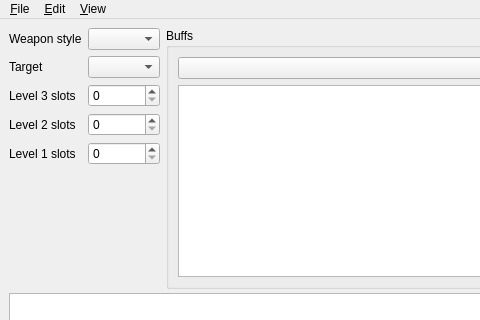
This is app/src/gui/MainWindow.ui in GuB-42/mh-dps-calculator as Qt 5 draws it before an edit; both pictures show x 0 to 480 and y 0 to 320 of the 1000 by 750 pixel window. The edited form follows.
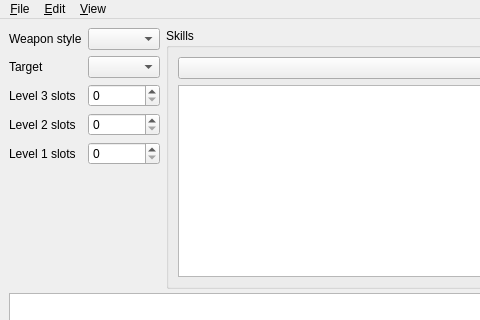
This is the edited form. Custom widgets are drawn as their Qt base class.

The edit to the form file:
```diff
--- a/app/src/gui/MainWindow.ui
+++ b/app/src/gui/MainWindow.ui
@@ -85,7 +85,7 @@
         <item>
          <widget class="QGroupBox" name="groupBox">
           <property name="title">
-           <string>Buffs</string>
+           <string>Skills</string>
           </property>
           <layout class="QVBoxLayout" name="verticalLayout_4">
            <item>
```
